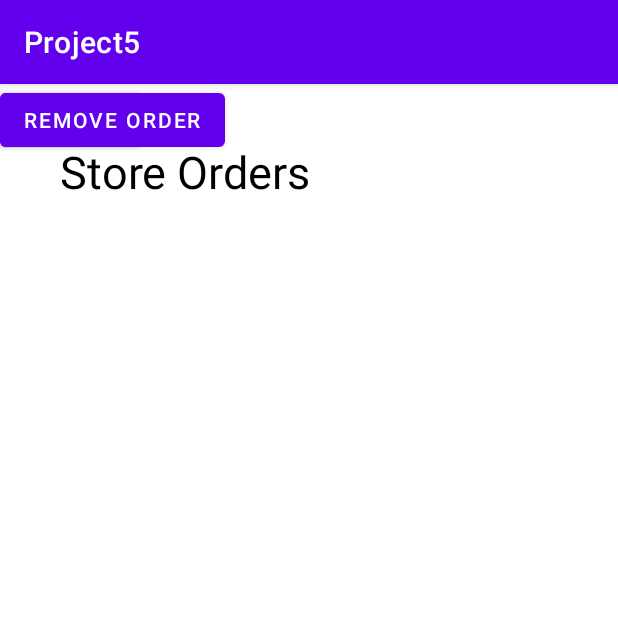
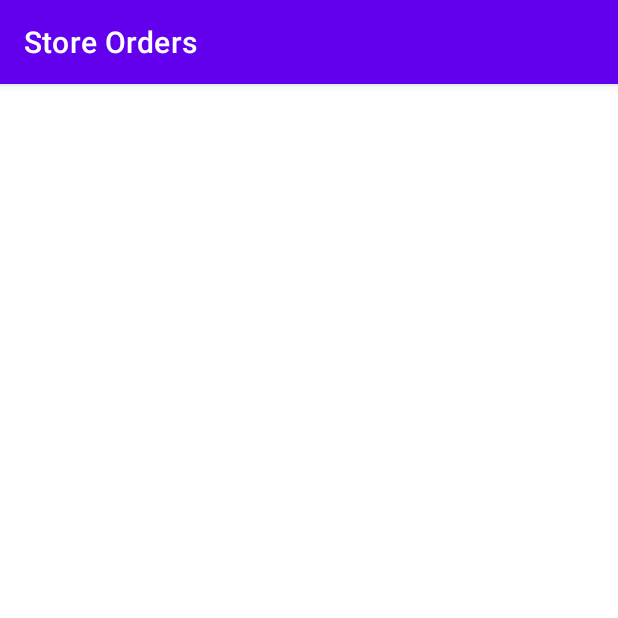
Before and after one commit to SebastianACarrasco/Software-Methodology, an Android app: the screen it shows after launch (StoreOrderActivity), after a tap on "list", on a phone screen of 412 x 824 dp, the top half of it. Run offline under Robolectric (Android 15) with nearby library versions, the phone set to English and light mode, and no system bars.

Commit message:
fixed store order

```diff
--- a/Project5/app/src/main/java/com/example/project5/MainActivity.java
+++ b/Project5/app/src/main/java/com/example/project5/MainActivity.java
@@ -6,12 +6,23 @@ import android.os.Bundle;
 import android.content.Intent;
 import android.view.View;
 import android.widget.ImageButton;
+import java.util.ArrayList;
 /**
  * Home screen for the app that allows the user to navigate to the other activities.
  *
  * @author Sebastian Carrasco, Rachael Chin
  */
 public class MainActivity extends AppCompatActivity {
+    private static ArrayList<String> db = new ArrayList<>();
+
+    /**
+     * Static method to add items to the database
+     * @param s
+     */
+    public static void addToDB(String s){
+        db.add(s);
+    }
+
     /**
      * Creates the activity on the screen
      * @param savedInstanceState
@@ -59,6 +70,7 @@ public class MainActivity extends AppCompatActivity {
             @Override
             public void onClick(View view) {
                 Intent intent = new Intent(MainActivity.this, StoreOrderActivity.class);
+                intent.putStringArrayListExtra("db", db);
                 startActivity(intent);
             }
         });
--- a/Project5/app/src/main/java/com/example/project5/StoreOrderActivity.java
+++ b/Project5/app/src/main/java/com/example/project5/StoreOrderActivity.java
@@ -8,24 +8,28 @@ import android.widget.AdapterView;
 import android.widget.ArrayAdapter;
 import android.widget.Button;
 import android.widget.ListView;
+import androidx.appcompat.app.ActionBar;
 import androidx.appcompat.app.AlertDialog;
 import androidx.appcompat.app.AppCompatActivity;
-
 import java.util.ArrayList;
 
 public class StoreOrderActivity extends AppCompatActivity{
+    private static ArrayList<String> list = new ArrayList<>();
 
-    private static ArrayList<String> list = new ArrayList<>();
     @Override
     protected void onCreate(Bundle savedInstanceState) {
         super.onCreate(savedInstanceState);
         setContentView(R.layout.activity_storeorders);
-
-        Button remove = findViewById(R.id.removeOrder);
-        ListView listView = findViewById(R.id.listViewOrder);
+        ActionBar actionbar = getSupportActionBar();
+        actionbar.setTitle("Store Orders");
+        ListView listView = findViewById(R.id.storeOrderView);
 
         Intent intent = getIntent();
-        list = intent.getStringArrayListExtra("orderList");
+        //list = intent.getStringArrayListExtra("orderList");
+        list = intent.getStringArrayListExtra("db");
+
+        ArrayAdapter<String> arrayAdapter = new ArrayAdapter<String>(this, android.R.layout.simple_list_item_1, list);
+        listView.setAdapter(arrayAdapter);
 
         //alert dialog for removing items from the order
         listView.setOnItemClickListener(new AdapterView.OnItemClickListener() {
@@ -39,7 +43,7 @@ public class StoreOrderActivity extends AppCompatActivity{
                     @Override
                     public void onClick(DialogInterface dialog, int which) {
                         list.remove(position);
-                        //arrayAdapter.notifyDataSetChanged();
+                        arrayAdapter.notifyDataSetChanged();
                     }
                 });
 
@@ -55,4 +59,9 @@ public class StoreOrderActivity extends AppCompatActivity{
             }
         });
     }
+
+    @Override
+    public void onBackPressed() {
+        startActivity(new Intent(this, MainActivity.class));
+    }
 }
--- a/Project5/app/src/main/res/layout/activity_storeorders.xml
+++ b/Project5/app/src/main/res/layout/activity_storeorders.xml
@@ -4,32 +4,15 @@
                                                    android:layout_height="match_parent">
 
 
-    <Button
-            android:text="Button"
-            android:layout_width="wrap_content"
-            android:layout_height="wrap_content" android:id="@+id/button3"/>
-    <TextView
-            android:text="@string/storeOrderTitle"
-            android:layout_width="230dp"
-            android:layout_height="41dp" android:id="@+id/storeOrderTitle"
+    <ListView
+            android:layout_width="346dp"
+            android:layout_height="571dp"
+            app:layout_constraintStart_toStartOf="parent"
+            android:layout_marginStart="23dp" android:layout_marginEnd="23dp"
+            app:layout_constraintEnd_toEndOf="parent" app:layout_constraintBottom_toBottomOf="parent"
+            android:layout_marginBottom="35dp"
+            android:id="@+id/storeOrderView"
             app:layout_constraintTop_toTopOf="parent"
-            android:layout_marginTop="38dp" app:layout_constraintStart_toStartOf="parent"
-            android:layout_marginStart="174dp" app:layout_constraintBottom_toBottomOf="parent"
-            android:layout_marginBottom="674dp" android:layout_marginEnd="179dp"
-            app:layout_constraintEnd_toEndOf="parent"
-            android:textSize="30sp" android:textColor="#000000" app:layout_constraintHorizontal_bias="0.784"
-            app:layout_constraintVertical_bias="0.0"/>
-    <ListView
-            android:layout_width="364dp"
-            android:layout_height="580dp"
-            app:layout_constraintStart_toStartOf="parent"
-            android:layout_marginStart="23dp" android:layout_marginEnd="24dp"
-            app:layout_constraintEnd_toEndOf="parent" app:layout_constraintBottom_toBottomOf="parent"
-            android:layout_marginBottom="34dp" android:layout_marginTop="38dp"
-            app:layout_constraintTop_toBottomOf="@+id/storeOrderTitle">
+            android:layout_marginTop="67dp">
     </ListView>
-    <Button
-            android:text="Remove Order"
-            android:layout_width="wrap_content"
-            android:layout_height="wrap_content" android:id="@+id/removeOrder"/>
 </androidx.constraintlayout.widget.ConstraintLayout>
```
Also changed, not shown: Project5/app/src/main/java/com/example/project5/Coffee.java (+0 -34 lines), Project5/app/src/main/java/com/example/project5/OrderBasketActivity.java (+4 -33 lines).
